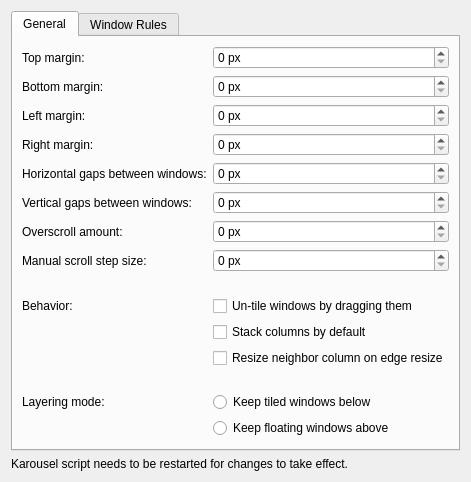
The window that package/contents/ui/config.ui (peterfajdiga/karousel) describes before a commit, drawn with Qt 5.
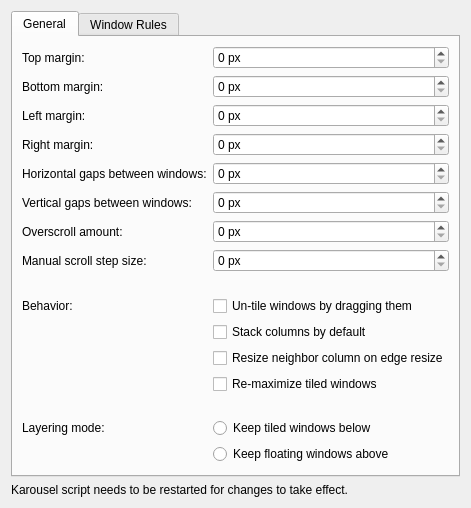
The same window after the commit.

Commit message: add re-maximize setting

```diff
--- a/package/contents/ui/config.ui
+++ b/package/contents/ui/config.ui
@@ -231,6 +231,17 @@
                             </item>
 
                             <item row="12" column="1">
+                                <widget class="QCheckBox" name="kcfg_reMaximize">
+                                    <property name="text">
+                                        <string>Re-maximize tiled windows</string>
+                                    </property>
+                                    <property name="toolTip">
+                                        <string>Restore maximized and full-screen states of tiled windows on focus</string>
+                                    </property>
+                                </widget>
+                            </item>
+
+                            <item row="13" column="1">
                                 <spacer name="separator_layering">
                                     <property name="orientation">
                                         <enum>Qt::Vertical</enum>
@@ -246,21 +257,21 @@
                                     </property>
                                 </spacer>
                             </item>
-                            <item row="13" column="0">
+                            <item row="14" column="0">
                                 <widget class="QLabel" name="label_layering">
                                     <property name="text">
                                         <string>Layering mode:</string>
                                     </property>
                                 </widget>
                             </item>
-                            <item row="13" column="1">
+                            <item row="14" column="1">
                                 <widget class="QRadioButton" name="kcfg_tiledKeepBelow">
                                     <property name="text">
                                         <string>Keep tiled windows below</string>
                                     </property>
                                 </widget>
                             </item>
-                            <item row="14" column="1">
+                            <item row="15" column="1">
                                 <widget class="QRadioButton" name="kcfg_floatingKeepAbove">
                                     <property name="text">
                                         <string>Keep floating windows above</string>
```
Left out of the diff: 1 changed line with no effect on the pictures. The commit also changes 5 other files.
